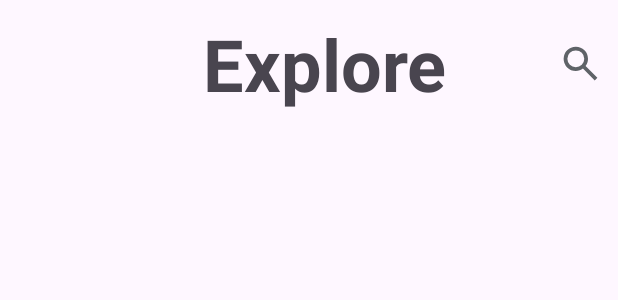
After one commit to bolgianialberto/TMTS, an Android app: the layout fragment_explore.xml on its own in the app's theme, with its tools: preview values and no code run, on a phone screen of 412 x 824 dp. The commit adds this screen. Shown: the top 300 px of the screen. Run offline under Robolectric (Android 15) with nearby library versions, the phone set to English and light mode, and no system bars.

Commit message:
added explore page

```diff
--- /dev/null
+++ b/app/src/main/res/layout/fragment_explore.xml
@@ -0,0 +1,42 @@
+<?xml version="1.0" encoding="utf-8"?>
+<LinearLayout xmlns:android="http://schemas.android.com/apk/res/android"
+    xmlns:tools="http://schemas.android.com/tools"
+    android:layout_width="match_parent"
+    android:layout_height="match_parent"
+    xmlns:app="http://schemas.android.com/apk/res-auto"
+    android:orientation="vertical"
+    tools:context=".fragments.ExploreFragment">
+
+    <LinearLayout
+        android:id="@+id/ll_search_popular"
+        android:layout_width="match_parent"
+        android:layout_height="wrap_content"
+        android:orientation="horizontal"
+        android:layout_marginTop="10dp"
+        android:gravity="center_vertical"
+        android:layout_marginStart="20dp">
+
+        <TextView
+            android:layout_width="match_parent"
+            android:layout_height="wrap_content"
+            android:gravity="center"
+            android:textSize="48sp"
+            android:text="Explore"
+            android:textStyle="bold"/>
+
+        <ImageView
+            android:id="@+id/btt_search_explore"
+            android:layout_width="30dp"
+            android:layout_height="30dp"
+            android:src="@drawable/search"
+            android:layout_marginStart="-40dp" />
+
+    </LinearLayout>
+
+    <androidx.recyclerview.widget.RecyclerView
+        android:id="@+id/rv_explore"
+        android:layout_width="match_parent"
+        android:layout_height="wrap_content"
+        android:layout_marginTop="10dp"/>
+
+</LinearLayout>
--- a/app/src/main/res/values/strings.xml
+++ b/app/src/main/res/values/strings.xml
@@ -1,4 +1,6 @@
 <resources>
     <string name="app_name">TMTS</string>
     <string name="et_search_page_hint">Type to search a show</string>
+    <!-- TODO: Remove or change this placeholder text -->
+    <string name="hello_blank_fragment">Hello blank fragment</string>
 </resources>
```
Also changed, not shown: app/src/main/java/com/example/tmts/adapters/ExploreAdapter.kt (added, +44 -0 lines), app/src/main/java/com/example/tmts/fragments/ExploreFragment.kt (added, +40 -0 lines), app/src/main/res/layout/explore_item.xml (added, +16 -0 lines).
